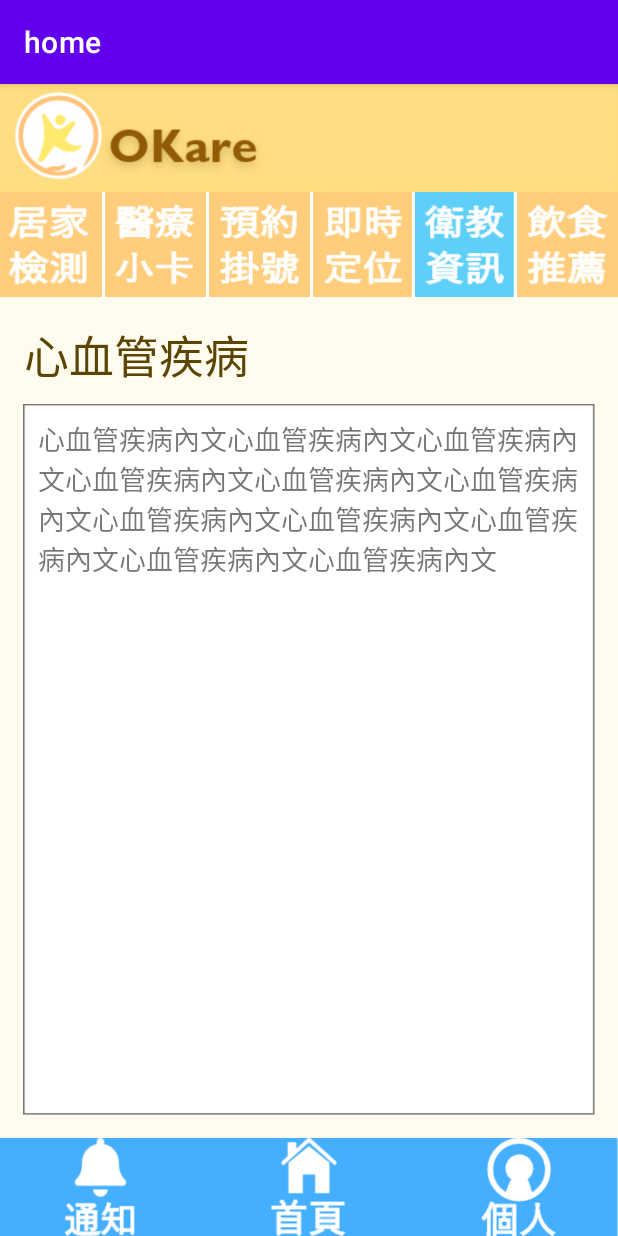
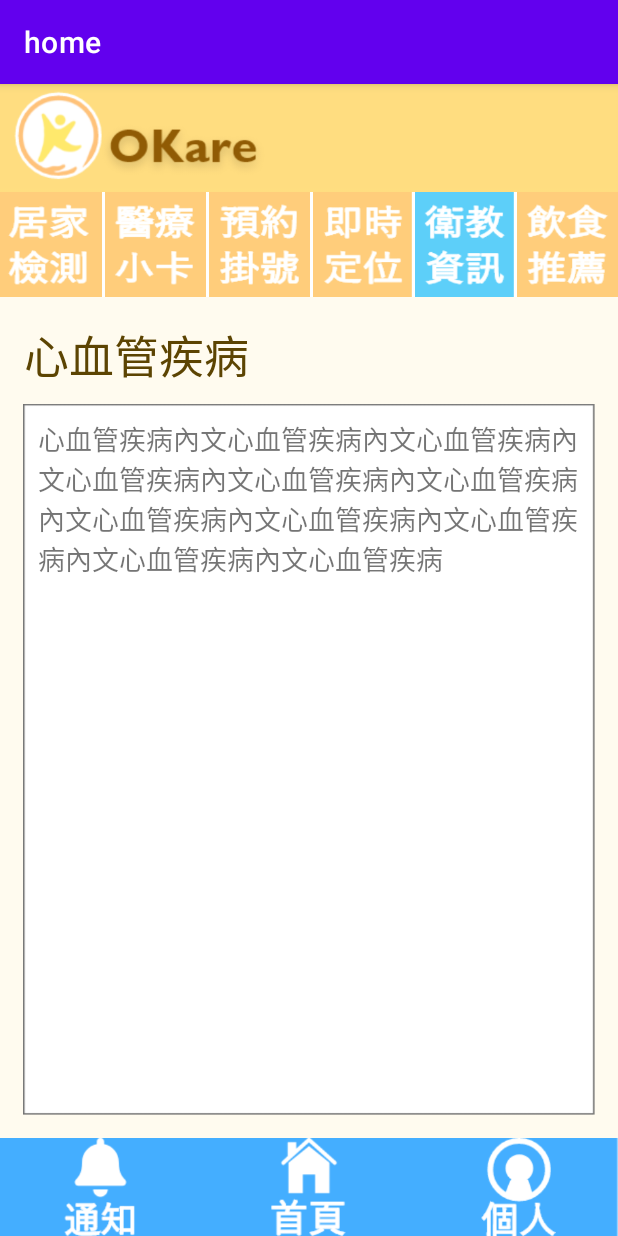
Before and after one commit to JoyLinnnn/OKare, an Android app: the edu_01 screen opened directly, with no data from a screen before it, on a phone screen of 412 x 824 dp. Run offline under Robolectric (Android 15) with nearby library versions, the phone set to English and light mode, and no system bars.

Commit message:
修改edu_01裡的內文

```diff
--- a/app/src/main/res/layout/activity_edu_01.xml
+++ b/app/src/main/res/layout/activity_edu_01.xml
@@ -184,7 +184,7 @@
         android:layout_marginTop="10dp"
         android:layout_marginRight="10dp"
         android:layout_marginBottom="10dp"
-        android:text="心血管疾病內文心血管疾病內文心血管疾病內文心血管疾病內文心血管疾病內文心血管疾病內文心血管疾病內文心血管疾病內文心血管疾病內文心血管疾病內文心血管疾病內文"
+        android:text="心血管疾病內文心血管疾病內文心血管疾病內文心血管疾病內文心血管疾病內文心血管疾病內文心血管疾病內文心血管疾病內文心血管疾病內文心血管疾病內文心血管疾病"
         android:textSize="18sp"
         app:layout_constraintBottom_toBottomOf="@+id/衛_白框_IV"
         app:layout_constraintEnd_toEndOf="@+id/衛_白框_IV"
```
